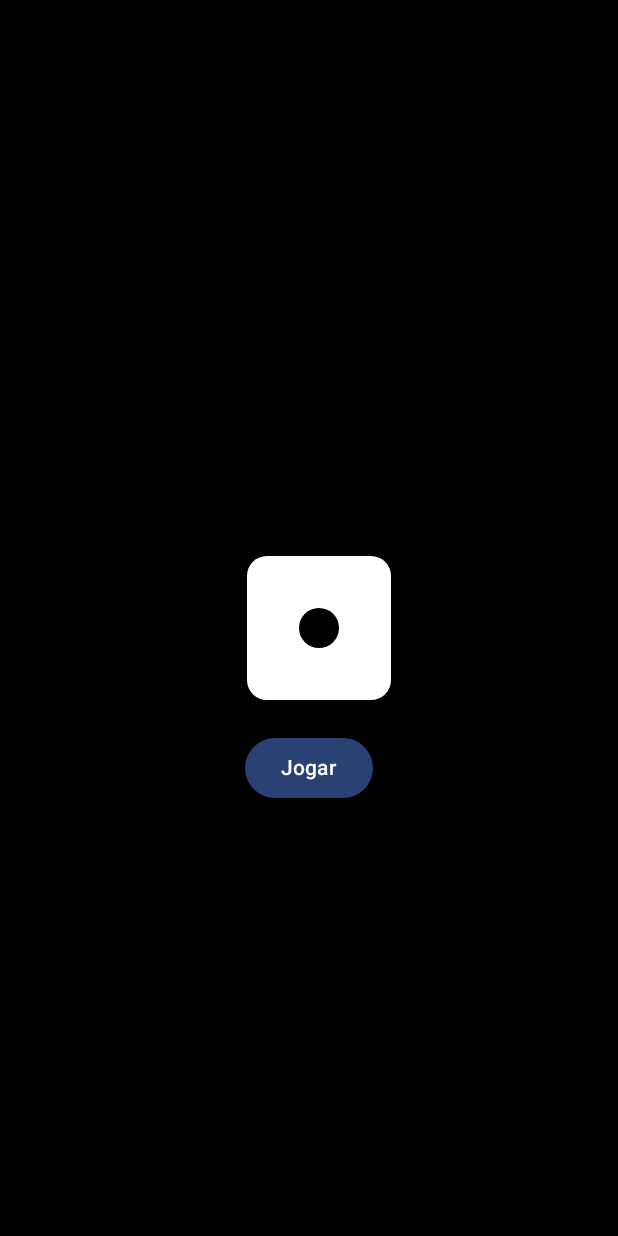
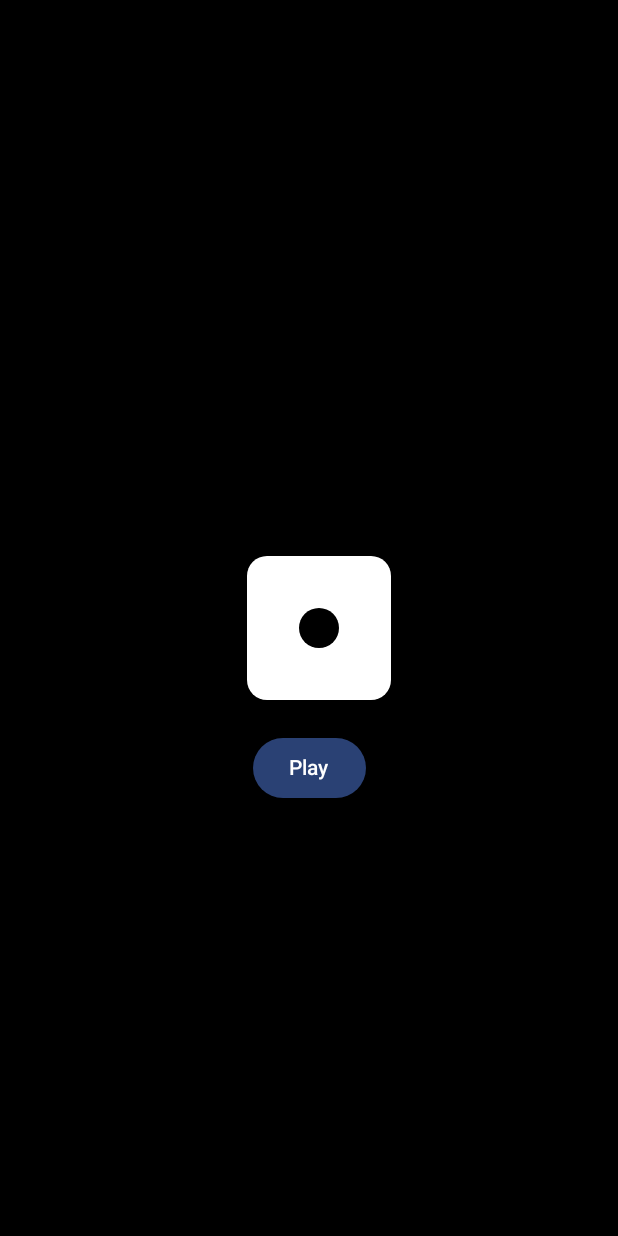
Before and after one commit to mgl-uhou/dice-game, an Android app built with Jetpack Compose: the screen it shows after launch (MainActivity), on a phone screen of 412 x 824 dp. Run offline under Robolectric (Android 15) with nearby library versions, the phone set to English and light mode, and no system bars; 1 statement that could not run was skipped.

Commit message:
choreÃ: update button text

```diff
--- a/app/src/main/java/com/example/dicegame/MainActivity.kt
+++ b/app/src/main/java/com/example/dicegame/MainActivity.kt
@@ -169,7 +169,7 @@ fun App() {
                .align(Alignment.Center)
                .offset(y = (100).dp)
            ) {
-           Text("Jogar")
+           Text("Play")
        }
     }
 }
```
